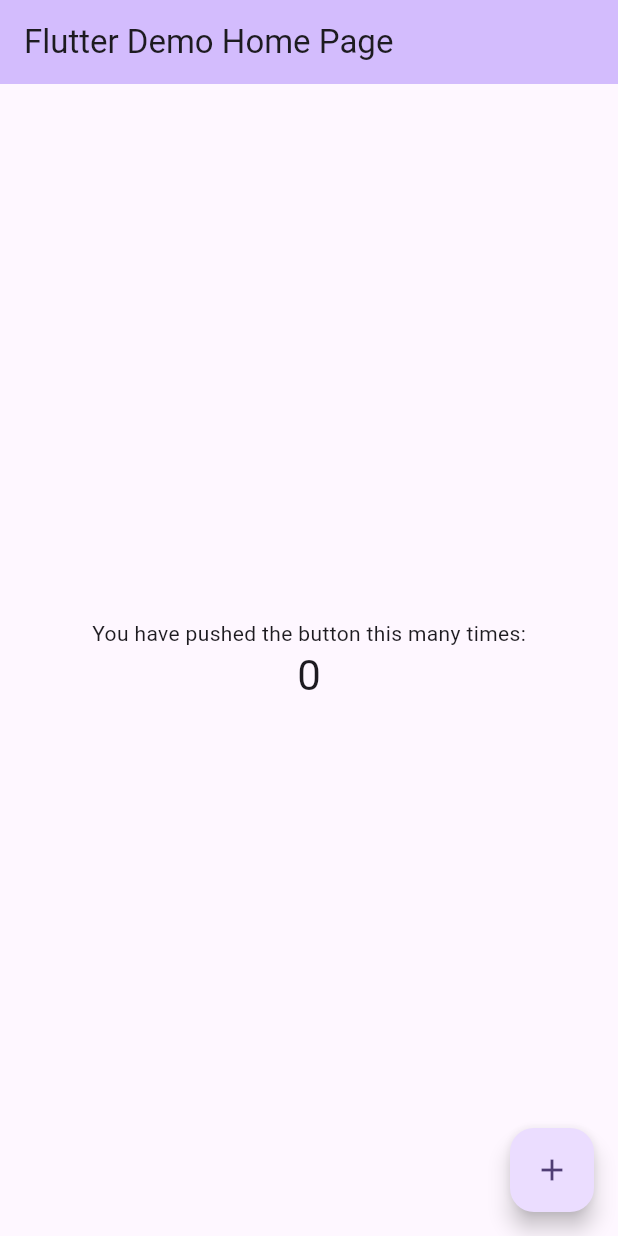
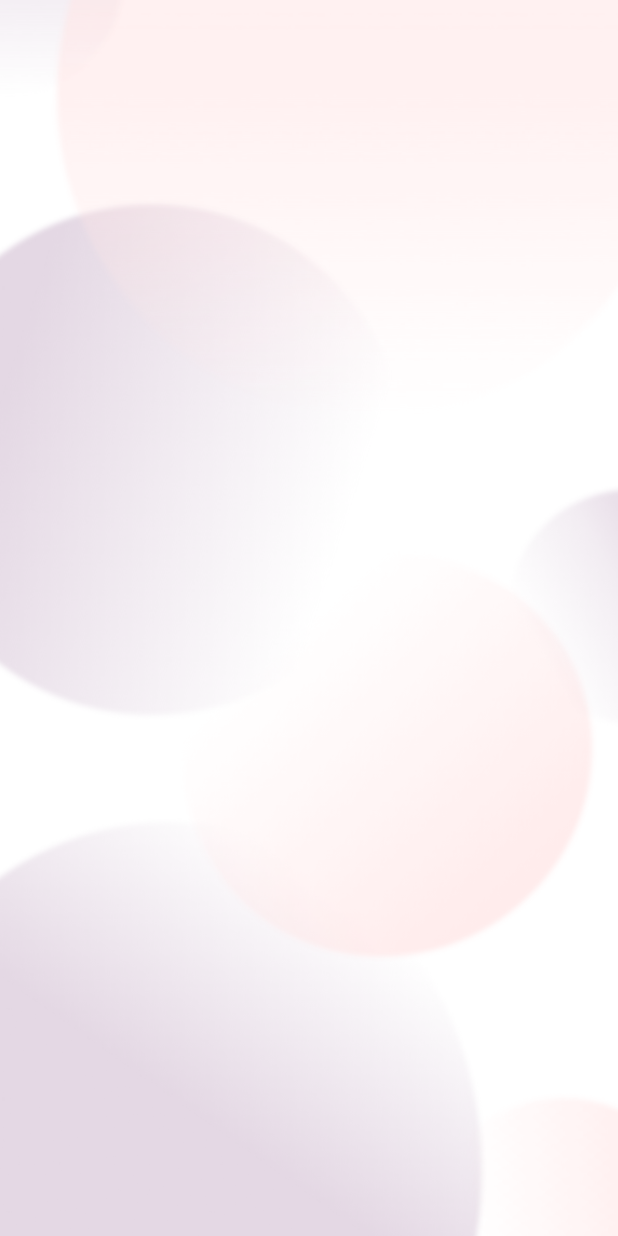
Before and after one commit to Eunjin03/LINKIT, a Flutter app: the screen it shows after launch, on a phone screen of 412 x 824 dp. Run offline on Flutter 3.47's test engine with Material 2 defaults, Android fonts, the phone set to English and light mode, and no system bars.

Commit message:
background setting

```diff
--- a/lib/main.dart
+++ b/lib/main.dart
@@ -1,125 +1,37 @@
 import 'package:flutter/material.dart';
 
-void main() {
-  runApp(const MyApp());
-}
+void main() => runApp(MyApp());
 
 class MyApp extends StatelessWidget {
   const MyApp({super.key});
 
-  // This widget is the root of your application.
   @override
   Widget build(BuildContext context) {
     return MaterialApp(
-      title: 'Flutter Demo',
-      theme: ThemeData(
-        // This is the theme of your application.
-        //
-        // TRY THIS: Try running your application with "flutter run". You'll see
-        // the application has a blue toolbar. Then, without quitting the app,
-        // try changing the seedColor in the colorScheme below to Colors.green
-        // and then invoke "hot reload" (save your changes or press the "hot
-        // reload" button in a Flutter-supported IDE, or press "r" if you used
-        // the command line to start the app).
-        //
-        // Notice that the counter didn't reset back to zero; the application
-        // state is not lost during the reload. To reset the state, use hot
-        // restart instead.
-        //
-        // This works for code too, not just values: Most code changes can be
-        // tested with just a hot reload.
-        colorScheme: ColorScheme.fromSeed(seedColor: Colors.deepPurple),
-        useMaterial3: true,
-      ),
-      home: const MyHomePage(title: 'Flutter Demo Home Page'),
+        title:'First app',
+        theme: ThemeData(primarySwatch: Colors.blue),
+        home: MyHomePage()
     );
   }
 }
 
-class MyHomePage extends StatefulWidget {
-  const MyHomePage({super.key, required this.title});
-
-  // This widget is the home page of your application. It is stateful, meaning
-  // that it has a State object (defined below) that contains fields that affect
-  // how it looks.
-
-  // This class is the configuration for the state. It holds the values (in this
-  // case the title) provided by the parent (in this case the App widget) and
-  // used by the build method of the State. Fields in a Widget subclass are
-  // always marked "final".
-
-  final String title;
-
-  @override
-  State<MyHomePage> createState() => _MyHomePageState();
-}
-
-class _MyHomePageState extends State<MyHomePage> {
-  int _counter = 0;
-
-  void _incrementCounter() {
-    setState(() {
-      // This call to setState tells the Flutter framework that something has
-      // changed in this State, which causes it to rerun the build method below
-      // so that the display can reflect the updated values. If we changed
-      // _counter without calling setState(), then the build method would not be
-      // called again, and so nothing would appear to happen.
-      _counter++;
-    });
-  }
+class MyHomePage extends StatelessWidget {
+  const MyHomePage({super.key});
 
   @override
   Widget build(BuildContext context) {
-    // This method is rerun every time setState is called, for instance as done
-    // by the _incrementCounter method above.
-    //
-    // The Flutter framework has been optimized to make rerunning build methods
-    // fast, so that you can just rebuild anything that needs updating rather
-    // than having to individually change instances of widgets.
-    return Scaffold(
-      appBar: AppBar(
-        // TRY THIS: Try changing the color here to a specific color (to
-        // Colors.amber, perhaps?) and trigger a hot reload to see the AppBar
-        // change color while the other colors stay the same.
-        backgroundColor: Theme.of(context).colorScheme.inversePrimary,
-        // Here we take the value from the MyHomePage object that was created by
-        // the App.build method, and use it to set our appbar title.
-        title: Text(widget.title),
-      ),
-      body: Center(
-        // Center is a layout widget. It takes a single child and positions it
-        // in the middle of the parent.
-        child: Column(
-          // Column is also a layout widget. It takes a list of children and
-          // arranges them vertically. By default, it sizes itself to fit its
-          // children horizontally, and tries to be as tall as its parent.
-          //
-          // Column has various properties to control how it sizes itself and
-          // how it positions its children. Here we use mainAxisAlignment to
-          // center the children vertically; the main axis here is the vertical
-          // axis because Columns are vertical (the cross axis would be
-          // horizontal).
-          //
-          // TRY THIS: Invoke "debug painting" (choose the "Toggle Debug Paint"
-          // action in the IDE, or press "p" in the console), to see the
-          // wireframe for each widget.
-          mainAxisAlignment: MainAxisAlignment.center,
-          children: <Widget>[
-            const Text(
-              'You have pushed the button this many times:',
+    return Container(
+        decoration: BoxDecoration(
+          image: DecorationImage(
+            fit: BoxFit.cover,
+            image: AssetImage('assets/1안.png'), // 배경 이미지
             ),
-            Text(
-              '$_counter',
-              style: Theme.of(context).textTheme.headlineMedium,
-            ),
-          ],
-        ),
-      ),
-      floatingActionButton: FloatingActionButton(
-        onPressed: _incrementCounter,
-        tooltip: 'Increment',
-        child: const Icon(Icons.add),
-      ), // This trailing comma makes auto-formatting nicer for build methods.
+          ),
+        child: Scaffold(
+            backgroundColor: Colors.transparent,
+
+
+          ),
     );
   }
 }
--- a/pubspec.yaml
+++ b/pubspec.yaml
@@ -32,6 +32,7 @@ dependencies:
     sdk: flutter
 
 
+
   # The following adds the Cupertino Icons font to your application.
   # Use with the CupertinoIcons class for iOS style icons.
   cupertino_icons: ^1.0.2
@@ -52,6 +53,8 @@ dev_dependencies:
 
 # The following section is specific to Flutter packages.
 flutter:
+  assets:
+  - assets/1안.png
 
   # The following line ensures that the Material Icons font is
   # included with your application, so that you can use the icons in
```
Also changed, not shown: assets/1안.png (added).
